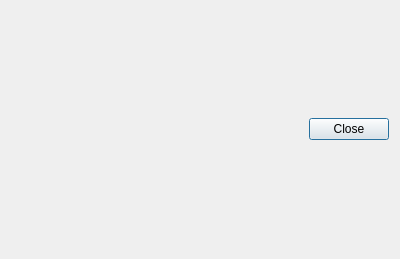
Above: mtpy/gui/SmartMT/ui_asset/dialog_preview.ui from MTgeophysics/mtpy before the change. Below: the same form after it.
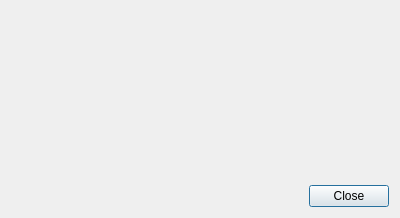
That is the form after the change.

Commit message: implemented preview in export dialog and updated default parameters in export

Patch:
```diff
--- a/mtpy/gui/SmartMT/ui_asset/dialog_preview.ui
+++ b/mtpy/gui/SmartMT/ui_asset/dialog_preview.ui
@@ -7,13 +7,34 @@
                 <x>0</x>
                 <y>0</y>
                 <width>400</width>
-                <height>259</height>
+                <height>218</height>
             </rect>
         </property>
         <property name="windowTitle">
             <string>Dialog</string>
         </property>
         <layout class="QVBoxLayout" name="verticalLayout">
+            <item>
+                <widget class="QWidget" name="widget" native="true">
+                    <layout class="QVBoxLayout" name="verticalLayout_2">
+                        <property name="spacing">
+                            <number>0</number>
+                        </property>
+                        <property name="leftMargin">
+                            <number>0</number>
+                        </property>
+                        <property name="topMargin">
+                            <number>0</number>
+                        </property>
+                        <property name="rightMargin">
+                            <number>0</number>
+                        </property>
+                        <property name="bottomMargin">
+                            <number>0</number>
+                        </property>
+                    </layout>
+                </widget>
+            </item>
             <item>
                 <widget class="QDialogButtonBox" name="buttonBox">
                     <property name="orientation">
```
The commit also changes 3 other files.
